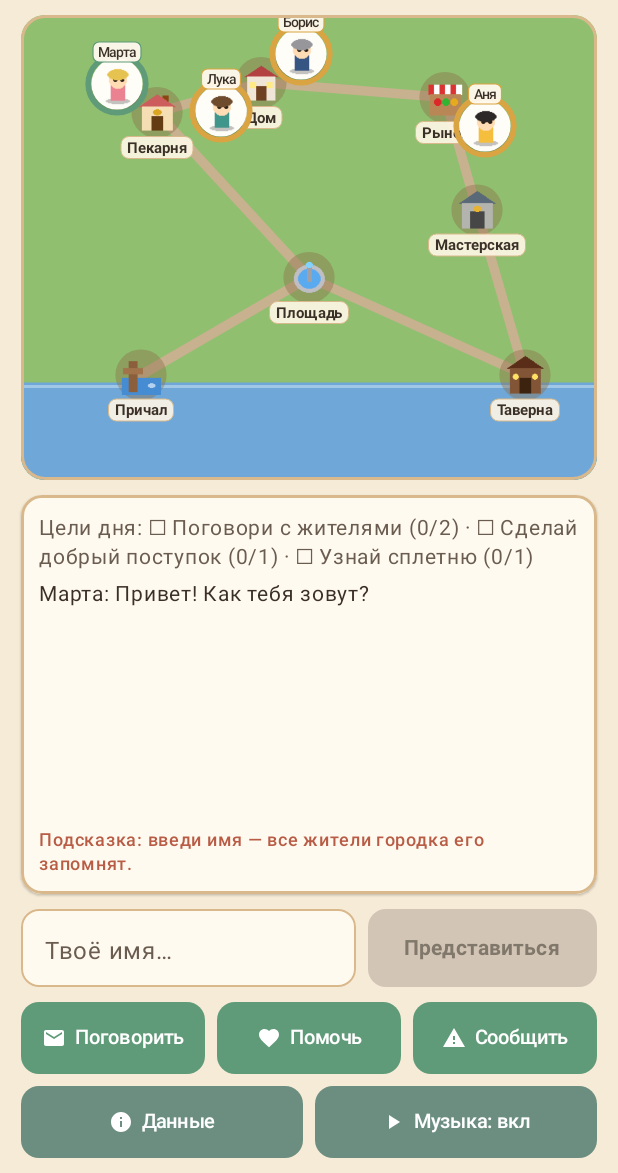
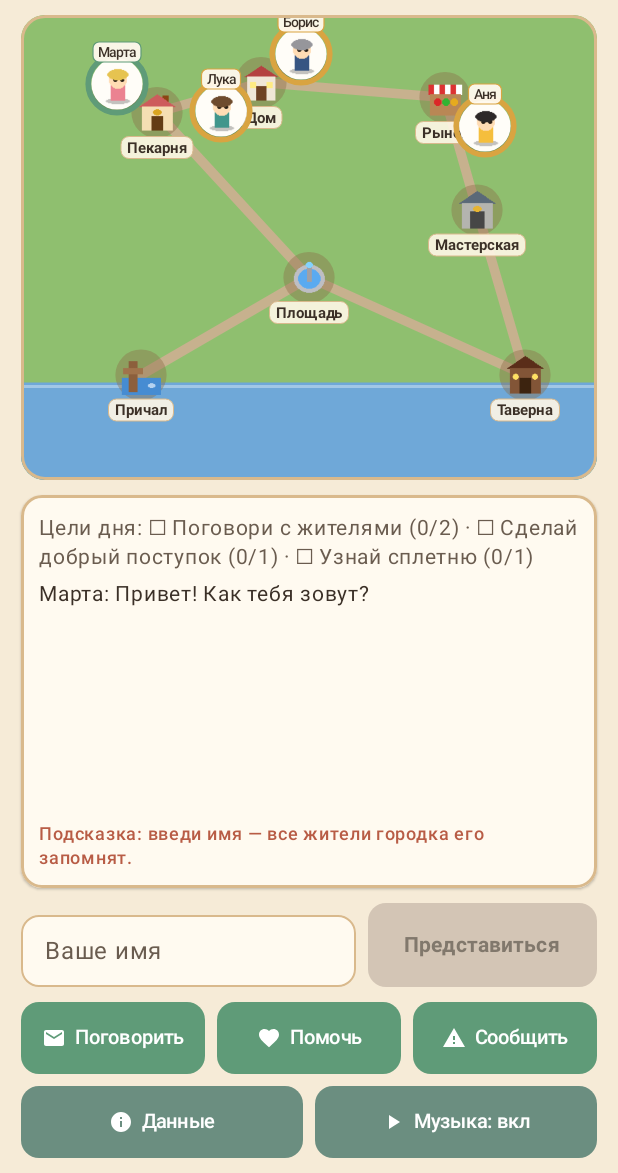
Before and after one commit to maxxxxx55555/cozy-town-ai, an Android app built with Jetpack Compose: the screen it shows after launch (MainActivity), on a phone screen of 412 x 824 dp, the part 63-1236 px from its top. Run offline under Robolectric (Android 15) with nearby library versions, the phone set to English and light mode, and no system bars.

Commit message:
🎨 Palette: Add clear label to player name input field
Co-authored-by: maxxxxx55555 <158212970+maxxxxx55555@users.noreply.github.com>

```diff
--- a/app/src/main/java/com/aistudio/cozytown/ui/GameScreen.kt
+++ b/app/src/main/java/com/aistudio/cozytown/ui/GameScreen.kt
@@ -322,6 +322,7 @@ private fun NameInputRow(
             value = if (isSubmitted) playerName else inputText,
             onValueChange = onTextChange,
             enabled = !isSubmitted,
+            label = { Text("Ваше имя") },
             placeholder = { Text("Твоё имя…", color = ColorInkLight) },
             singleLine = true,
             shape = RoundedCornerShape(12.dp),
@@ -333,11 +334,13 @@ private fun NameInputRow(
                 unfocusedBorderColor = ColorBorder,
                 focusedTextColor = ColorInk,
                 unfocusedTextColor = ColorInk,
-                disabledTextColor = ColorInk
+                disabledTextColor = ColorInk,
+                focusedLabelColor = ColorTerra,
+                unfocusedLabelColor = ColorInkLight
             ),
             modifier = Modifier
                 .weight(1f)
-                .height(52.dp)
+                .height(56.dp)
                 .testTag("name_input")
         )
 
@@ -352,7 +355,7 @@ private fun NameInputRow(
                 disabledContentColor = Color(0xFF81786C)
             ),
             modifier = Modifier
-                .height(52.dp)
+                .height(56.dp)
                 .testTag("name_button")
         ) {
             Text(
```
